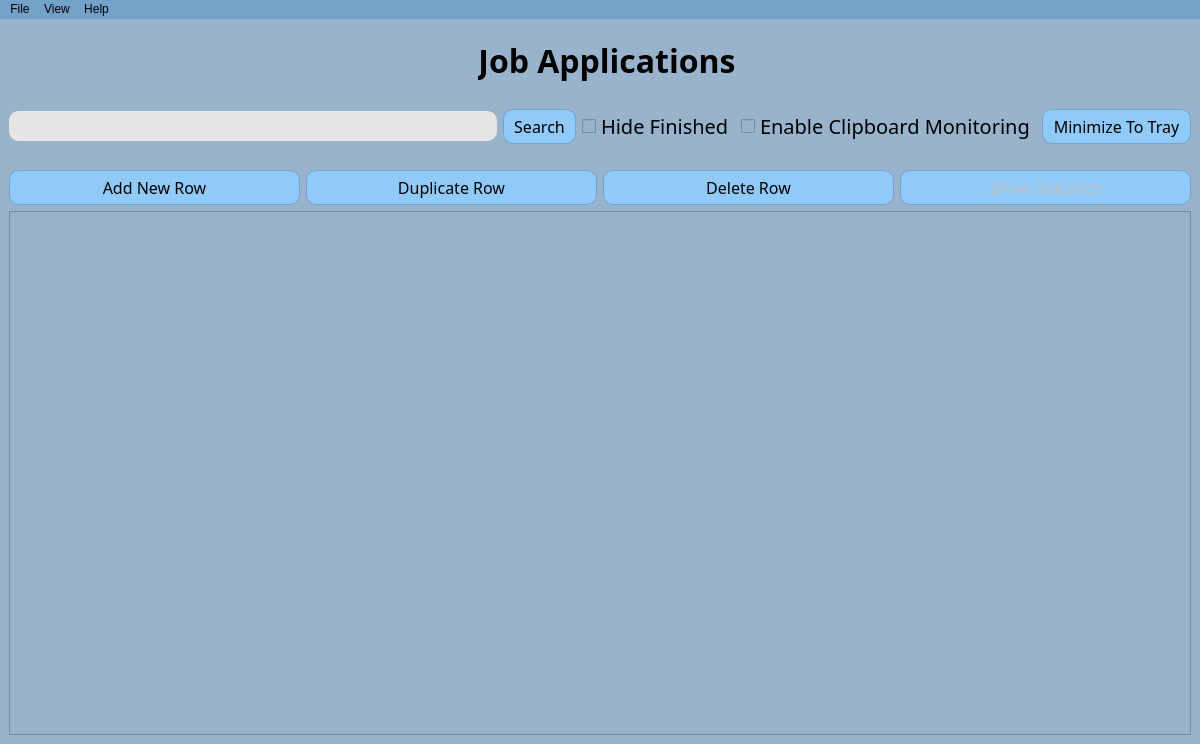
Old version of the form ui/mainwindow.ui in the repository xbandrade/my-jobz.
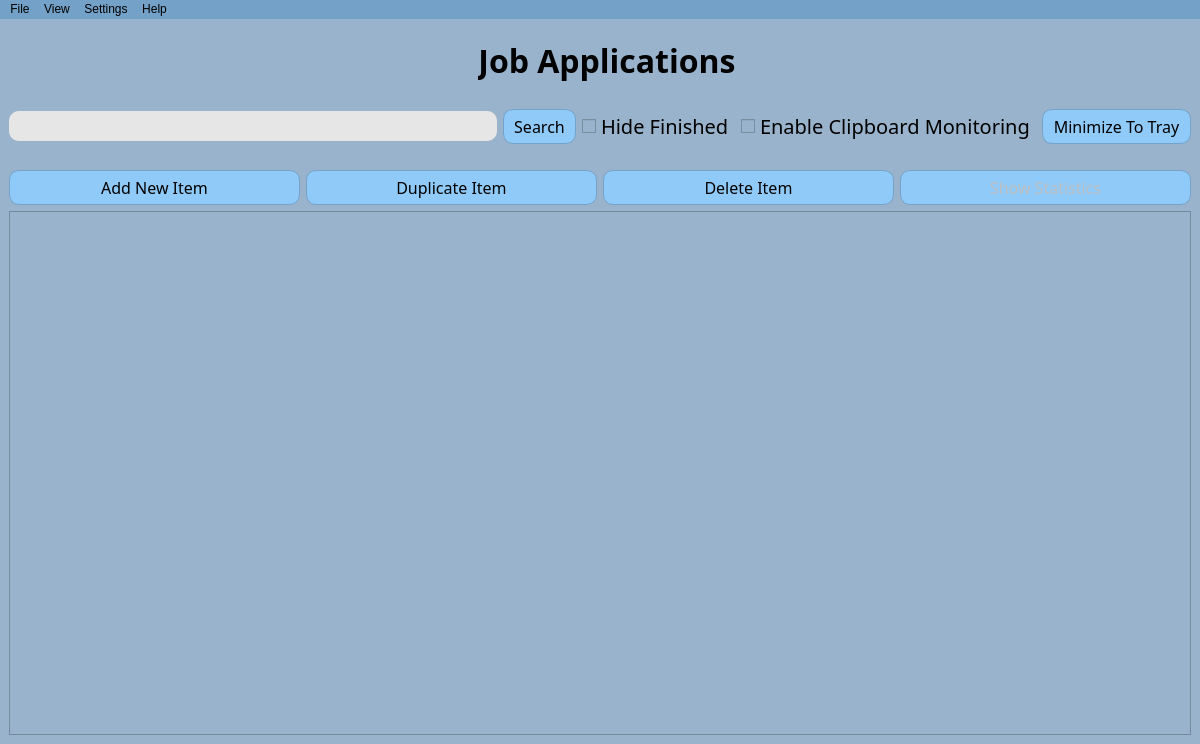
New version of the form. Icons and pictures are not drawn.

```diff
--- a/ui/mainwindow.ui
+++ b/ui/mainwindow.ui
@@ -277,7 +277,7 @@
            <string notr="true"/>
           </property>
           <property name="text">
-           <string>Add New Row</string>
+           <string>Add New Item</string>
           </property>
          </widget>
         </item>
@@ -293,7 +293,7 @@
            <string notr="true"/>
           </property>
           <property name="text">
-           <string>Duplicate Row</string>
+           <string>Duplicate Item</string>
           </property>
          </widget>
         </item>
@@ -306,7 +306,7 @@
            </font>
           </property>
           <property name="text">
-           <string>Delete Row</string>
+           <string>Delete Item</string>
           </property>
          </widget>
         </item>
@@ -382,8 +382,24 @@
     <addaction name="actionAbout"/>
     <addaction name="actionGithub"/>
    </widget>
+   <widget class="QMenu" name="menuSettings">
+    <property name="title">
+     <string>Settings</string>
+    </property>
+    <widget class="QMenu" name="menuLanguage">
+     <property name="title">
+      <string>Language</string>
+     </property>
+     <addaction name="separator"/>
+     <addaction name="separator"/>
+     <addaction name="actionEnglish"/>
+     <addaction name="actionPortuguese"/>
+    </widget>
+    <addaction name="menuLanguage"/>
+   </widget>
    <addaction name="menuFile"/>
    <addaction name="menuView"/>
+   <addaction name="menuSettings"/>
    <addaction name="menuHelp"/>
   </widget>
   <action name="actionAbout">
```
Left out of the diff: 10 changed lines with no effect on the pictures.
